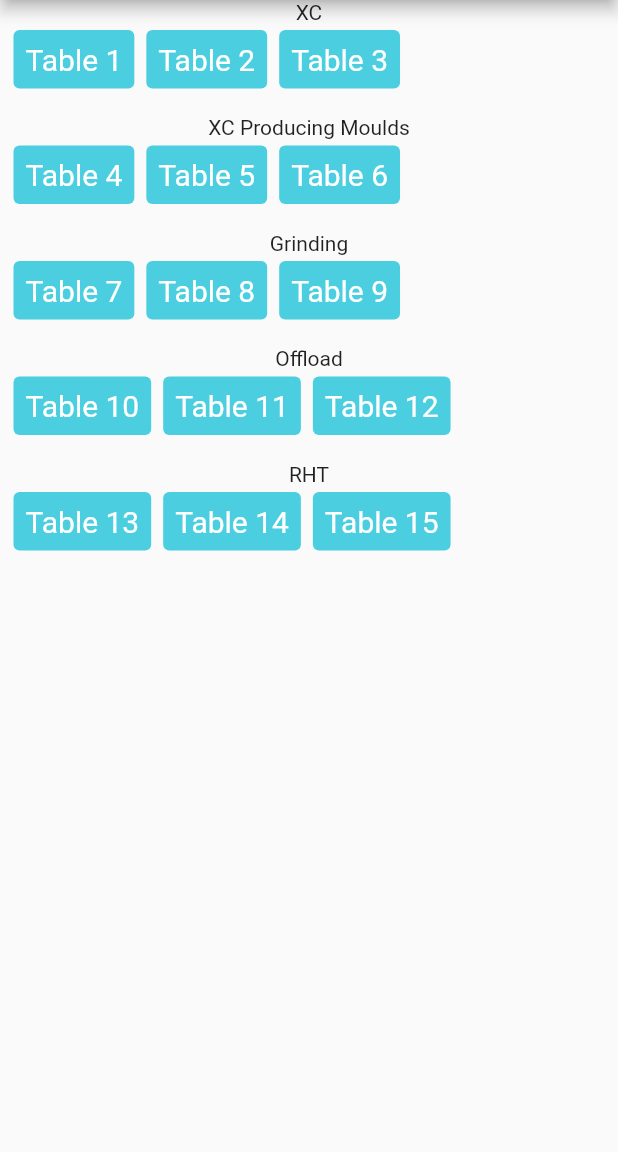
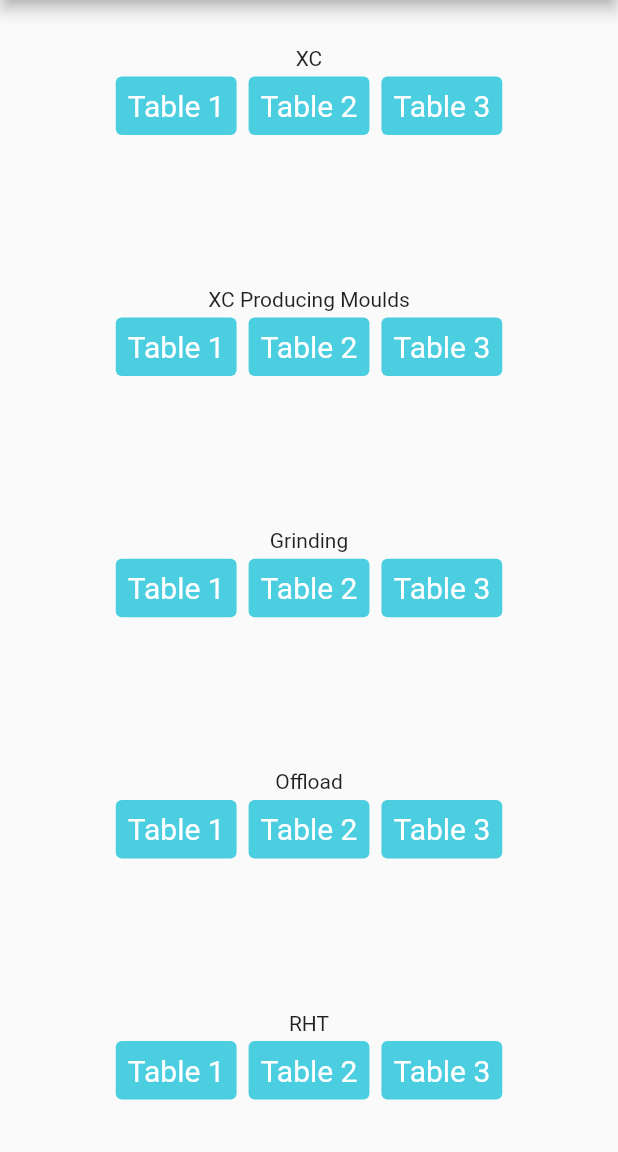
Before and after one commit to RWF-Interns/RWF-Display-App, a Flutter app: the screen it shows after launch, on a phone screen of 412 x 824 dp, the part 84-1236 px from its top. Run offline on Flutter 3.47's test engine with Material 2 defaults, Android fonts, the phone set to English and light mode, and no system bars.

Commit message:
meet tomo

```diff
--- a/lib/main.dart
+++ b/lib/main.dart
@@ -18,7 +18,7 @@ import 'package:flutter/material.dart';
 
 void main() => runApp(MyApp());
 
-var url = 'http://68e89c84.ngrok.io';
+var url = 'https://9f0488506560.ngrok.io';
 
 class MyApp extends StatelessWidget {
   @override
@@ -27,6 +27,12 @@ class MyApp extends StatelessWidget {
       debugShowCheckedModeBanner: false,
       title: 'Rail Wheel Factory',
       initialRoute: '/',
+      theme: ThemeData(
+        appBarTheme: AppBarTheme(
+          color: Color(0xFF5B58E3),
+        ),
+        accentColor: Color(0xFF5B58E3),
+      ),
       routes: {
         '/': (context) => HomePage(),
         HomePage.routeName: (context) => HomePage(),
--- a/lib/screens/homepage.dart
+++ b/lib/screens/homepage.dart
@@ -36,7 +36,8 @@ class _HomePageState extends State<HomePage> {
         child: Padding(
           padding: const EdgeInsets.all(8.0),
           child: Text(
-                  'Table ${i + 1}',
+            'Table ${((i)% 3) + 1}',
+            textAlign: TextAlign.center,
             style: TextStyle(
               color: Colors.white,
               fontSize: 20.0,
@@ -44,7 +45,8 @@ class _HomePageState extends State<HomePage> {
           ),
         ),
       ),
-          ));
+    ),
+  );
 
   @override
   Widget build(BuildContext context) {
@@ -54,22 +56,18 @@ class _HomePageState extends State<HomePage> {
           title: Text('Rail Wheel Factory'),
           backgroundColor: Color(0xFF5B58E3),
         ),
-//        drawer: Drawer(
-//          child: ListView(
-//            children: <Widget>[
-//              MyDrawerWidget(),
-//            ],
-//          ),
-//        ),
-        body: ListView(
-          children: <Widget>[
+        body: Padding(
+          padding: const EdgeInsets.all(8.0),
+          child: Center(
+            child: Column(
+              mainAxisAlignment: MainAxisAlignment.spaceAround,
+              children: [
                 Column(
                   children: <Widget>[
                     Text('XC'),
-                Row(
-                  children: <Widget>[
                     SizedBox(width: 5),
                     Row(
+                      mainAxisAlignment: MainAxisAlignment.center,
                       children: <Widget>[
                         GestureDetector(
                           onTap: () {
@@ -93,18 +91,15 @@ class _HomePageState extends State<HomePage> {
                     ),
                   ],
                 ),
-              ],
-            ),
                 SizedBox(
-              height: 14.0,
+                  height: 6.0,
                 ),
                 Column(
                   children: <Widget>[
                     Text('XC Producing Moulds'),
-                Row(
-                  children: <Widget>[
                     SizedBox(width: 5),
                     Row(
+                      mainAxisAlignment: MainAxisAlignment.center,
                       children: <Widget>[
                         GestureDetector(
                           onTap: () {
@@ -131,18 +126,15 @@ class _HomePageState extends State<HomePage> {
                     ),
                   ],
                 ),
-              ],
-            ),
                 SizedBox(
-              height: 14.0,
+                  height: 6.0,
                 ),
                 Column(
                   children: <Widget>[
                     Text('Grinding'),
-                Row(
-                  children: <Widget>[
                     SizedBox(width: 5),
                     Row(
+                      mainAxisAlignment: MainAxisAlignment.center,
                       children: <Widget>[
                         GestureDetector(
                           onTap: () {
@@ -166,18 +158,15 @@ class _HomePageState extends State<HomePage> {
                     ),
                   ],
                 ),
-              ],
-            ),
                 SizedBox(
-              height: 14.0,
+                  height: 6.0,
                 ),
                 Column(
                   children: <Widget>[
                     Text('Offload'),
-                Row(
-                  children: <Widget>[
                     SizedBox(width: 5),
                     Row(
+                      mainAxisAlignment: MainAxisAlignment.center,
                       children: <Widget>[
                         GestureDetector(
                           onTap: () {
@@ -201,18 +190,15 @@ class _HomePageState extends State<HomePage> {
                     ),
                   ],
                 ),
-              ],
-            ),
                 SizedBox(
-              height: 14.0,
+                  height: 6.0,
                 ),
                 Column(
                   children: <Widget>[
                     Text('RHT'),
-                Row(
-                  children: <Widget>[
                     SizedBox(width: 5),
                     Row(
+                      mainAxisAlignment: MainAxisAlignment.center,
                       children: <Widget>[
                         GestureDetector(
                           onTap: () {
@@ -238,7 +224,7 @@ class _HomePageState extends State<HomePage> {
                 ),
               ],
             ),
-          ],
+          ),
         ),
       ),
     );
```
Also changed, not shown: lib/screens/grinding1.dart (+14 -2 lines), lib/screens/grinding2.dart (+14 -2 lines), lib/screens/grinding3.dart (+17 -3 lines), lib/screens/offload1.dart (+12 -0 lines), lib/screens/offload2.dart (+12 -0 lines), lib/screens/offload3.dart (+12 -0 lines), lib/screens/rht1.dart (+12 -0 lines), lib/screens/rht2.dart (+12 -0 lines), lib/screens/rht3.dart (+12 -0 lines), lib/screens/xc1.dart (+12 -0 lines), lib/screens/xc2.dart (+12 -0 lines), lib/screens/xc3.dart (+12 -0 lines), lib/screens/xc_producing_moulds1.dart (+18 -4 lines), lib/screens/xc_producing_moulds2.dart (+12 -0 lines), 2 more files. Lines whose indentation alone changed are shown as unchanged.
